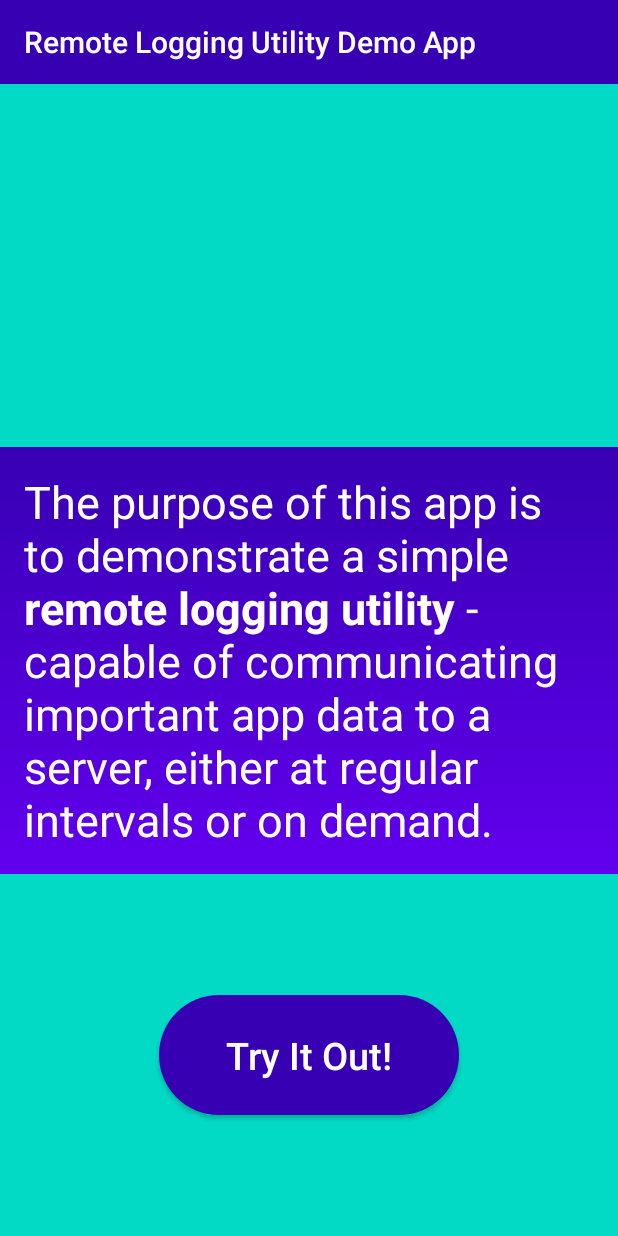
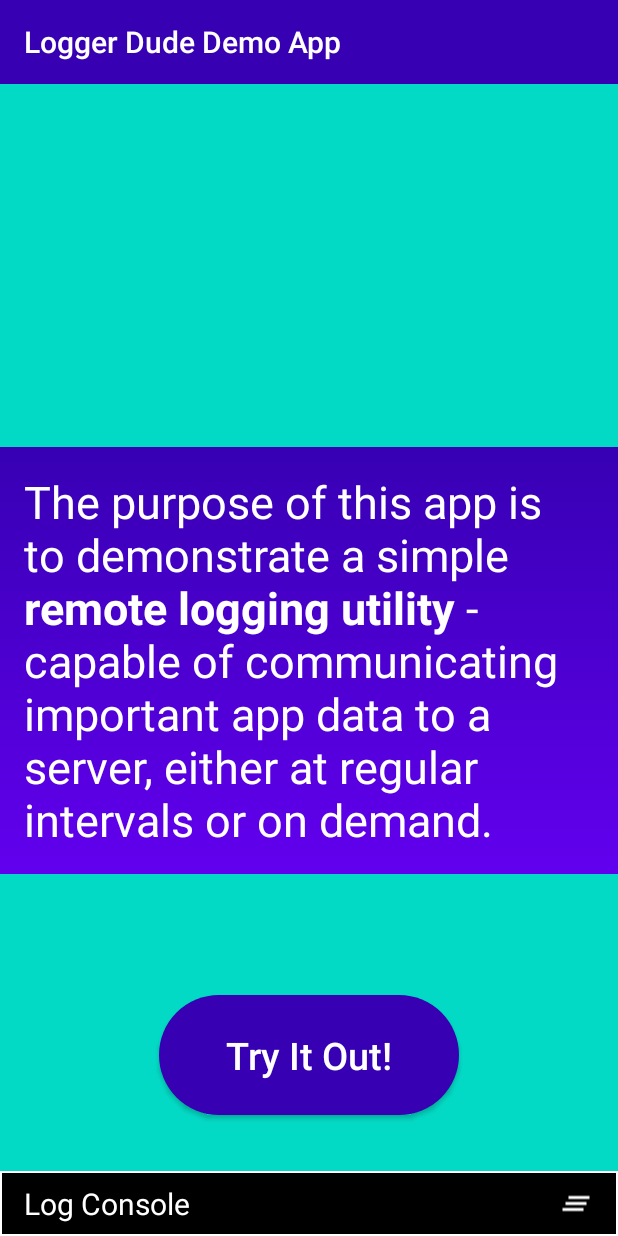
Before and after one commit to august-gruneisen/LoggerDude, an Android app: the screen it shows after launch (MainActivity), on a phone screen of 412 x 824 dp. Run offline under Robolectric (Android 15) with nearby library versions, the phone set to English and light mode, and no system bars; our stand-ins replace Room's generated code, data binding; 1 statement that could not run was skipped.

Commit message:
add ConsoleFragment.kt

```diff
--- /dev/null
+++ b/app/src/main/java/com/augustg/rluda/ConsoleFragment.kt
@@ -0,0 +1,73 @@
+package com.augustg.rluda
+
+import android.os.Bundle
+import android.text.method.ScrollingMovementMethod
+import android.view.LayoutInflater
+import android.view.View
+import android.view.ViewGroup
+import androidx.fragment.app.Fragment
+import androidx.lifecycle.Observer
+import com.augustg.rluda.databinding.FragmentConsoleBinding
+import com.augustg.rluda.library.Log
+import com.augustg.rluda.library.StorageAccessor
+import com.augustg.rluda.util.toggleVisibility
+
+class ConsoleFragment : Fragment() {
+
+    private lateinit var binding: FragmentConsoleBinding
+
+    var open = false
+
+    override fun onCreateView(
+        inflater: LayoutInflater,
+        container: ViewGroup?,
+        savedInstanceState: Bundle?
+    ): View? {
+        binding = FragmentConsoleBinding.inflate(inflater, container, false)
+        return binding.root
+    }
+
+    override fun onActivityCreated(savedInstanceState: Bundle?) {
+        super.onActivityCreated(savedInstanceState)
+
+        binding.consoleText.apply {
+            movementMethod = ScrollingMovementMethod()
+            setOnClickListener {
+                StorageAccessor.storeLog("Clicked on Log Console")
+            }
+        }
+
+        binding.consoleMenu.setOnClickListener {
+            toggleConsoleVisibility()
+        }
+
+        binding.clearAllButton.setOnClickListener {
+            StorageAccessor.clearLogs()
+            StorageAccessor.storeLog("Cleared Logs")
+        }
+
+        StorageAccessor.observeLogs().observe(viewLifecycleOwner, Observer { logs ->
+            formatAndDisplay(logs)
+        })
+    }
+
+    private fun formatAndDisplay(logs: List<Log>) {
+        binding.consoleText.text = ""
+        binding.consoleText.append(
+            logs.joinToString("\n") { log ->
+                "${log.time.toString().substring(11)}: ${log.message}"
+            }
+        )
+    }
+
+    private fun toggleConsoleVisibility() {
+        if (open) {
+            open = false
+            StorageAccessor.storeLog("Closed Log Console")
+        } else {
+            open = true
+            StorageAccessor.storeLog("Opened Log Console")
+        }
+        binding.consoleText.toggleVisibility()
+    }
+}
--- /dev/null
+++ b/app/src/main/res/drawable/console_background.xml
@@ -0,0 +1,7 @@
+<?xml version="1.0" encoding="utf-8"?>
+<shape xmlns:android="http://schemas.android.com/apk/res/android">
+    <solid android:color="@android:color/black" />
+    <stroke
+        android:width="1dp"
+        android:color="@android:color/white" />
+</shape>
--- /dev/null
+++ b/app/src/main/res/drawable/ic_clear_all.xml
@@ -0,0 +1,5 @@
+<vector android:height="24dp" android:tint="#FFFFFF"
+    android:viewportHeight="24" android:viewportWidth="24"
+    android:width="24dp" xmlns:android="http://schemas.android.com/apk/res/android">
+    <path android:fillColor="#FFFFFF" android:pathData="M5,13h14v-2L5,11v2zM3,17h14v-2L3,15v2zM7,7v2h14L21,7L7,7z"/>
+</vector>
--- a/app/src/main/res/layout/activity_main.xml
+++ b/app/src/main/res/layout/activity_main.xml
@@ -1,31 +1,48 @@
 <?xml version="1.0" encoding="utf-8"?>
 <layout xmlns:android="http://schemas.android.com/apk/res/android"
-    xmlns:app="http://schemas.android.com/apk/res-auto">
+    xmlns:app="http://schemas.android.com/apk/res-auto"
+    xmlns:tools="http://schemas.android.com/tools">
 
-    <LinearLayout
+    <androidx.constraintlayout.widget.ConstraintLayout
+        android:id="@+id/linearLayout"
         android:layout_width="match_parent"
         android:layout_height="match_parent"
         android:background="@color/colorAccent"
-        android:orientation="vertical">
+        tools:context=".MainActivity">
 
         <androidx.appcompat.widget.Toolbar
             android:id="@+id/toolbar"
-            android:layout_width="match_parent"
+            android:layout_width="0dp"
             android:layout_height="wrap_content"
-            android:layout_weight="0"
             android:background="?attr/colorPrimaryDark"
             android:minHeight="?attr/actionBarSize"
             android:theme="?attr/actionBarTheme"
+            app:layout_constraintBottom_toTopOf="@+id/navHostFragment"
+            app:layout_constraintEnd_toEndOf="parent"
+            app:layout_constraintStart_toStartOf="parent"
+            app:layout_constraintTop_toTopOf="parent"
             app:title="@string/app_name"
             app:titleTextColor="@android:color/white" />
 
         <androidx.fragment.app.FragmentContainerView
             android:id="@+id/navHostFragment"
             android:name="androidx.navigation.fragment.NavHostFragment"
-            android:layout_width="match_parent"
+            android:layout_width="0dp"
+            android:layout_height="0dp"
+            app:defaultNavHost="true"
+            app:layout_constraintBottom_toBottomOf="parent"
+            app:layout_constraintEnd_toEndOf="parent"
+            app:layout_constraintStart_toStartOf="parent"
+            app:layout_constraintTop_toBottomOf="@+id/toolbar"
+            app:navGraph="@navigation/nav_main" />
+
+        <androidx.fragment.app.FragmentContainerView
+            android:id="@+id/consoleFragment"
+            android:name="com.augustg.rluda.ConsoleFragment"
+            android:layout_width="0dp"
             android:layout_height="wrap_content"
-            android:layout_weight="1"
-            app:defaultNavHost="true"
-            app:navGraph="@navigation/nav_main" />
-    </LinearLayout>
+            app:layout_constraintBottom_toBottomOf="parent"
+            app:layout_constraintEnd_toEndOf="parent"
+            app:layout_constraintStart_toStartOf="parent" />
+    </androidx.constraintlayout.widget.ConstraintLayout>
 </layout>
--- /dev/null
+++ b/app/src/main/res/layout/fragment_console.xml
@@ -0,0 +1,55 @@
+<?xml version="1.0" encoding="utf-8"?>
+<layout xmlns:android="http://schemas.android.com/apk/res/android"
+    xmlns:app="http://schemas.android.com/apk/res-auto"
+    xmlns:tools="http://schemas.android.com/tools">
+
+    <LinearLayout
+        android:id="@+id/console"
+        android:layout_width="match_parent"
+        android:layout_height="wrap_content"
+        android:background="@drawable/console_background"
+        android:orientation="vertical"
+        app:layout_constraintBottom_toBottomOf="parent"
+        app:layout_constraintEnd_toEndOf="parent"
+        app:layout_constraintStart_toStartOf="parent"
+        tools:context=".ConsoleFragment">
+
+        <LinearLayout
+            android:id="@+id/consoleMenu"
+            android:layout_width="match_parent"
+            android:layout_height="wrap_content"
+            android:background="@drawable/console_background"
+            android:orientation="horizontal"
+            android:padding="8dp">
+
+            <TextView
+                android:layout_width="0dp"
+                android:layout_height="wrap_content"
+                android:layout_gravity="start"
+                android:layout_marginStart="8dp"
+                android:layout_weight="1"
+                android:text="@string/console_toolbar_title_text"
+                android:textColor="@android:color/white"
+                android:textSize="20sp" />
+
+            <ImageView
+                android:id="@+id/clearAllButton"
+                android:layout_width="wrap_content"
+                android:layout_height="match_parent"
+                android:layout_marginEnd="8dp"
+                android:contentDescription="@string/clear_all_content_description"
+                android:src="@drawable/ic_clear_all" />
+        </LinearLayout>
+
+        <TextView
+            android:id="@+id/consoleText"
+            android:layout_width="match_parent"
+            android:layout_height="150dp"
+            android:layout_margin="16dp"
+            android:gravity="bottom"
+            android:visibility="gone"
+            tools:visibility="visible"
+            android:textColor="@android:color/white"
+            android:textSize="16sp" />
+    </LinearLayout>
+</layout>
--- a/app/src/main/res/navigation/nav_main.xml
+++ b/app/src/main/res/navigation/nav_main.xml
@@ -9,5 +9,5 @@
         android:id="@+id/appPurposeFragment"
         android:name="com.augustg.rluda.AppPurposeFragment"
         android:label="AppPurposeFragment"
-        tools:layout="@layout/fragment_app_purpose"/>
+        tools:layout="@layout/fragment_app_purpose" />
 </navigation>
--- a/app/src/main/res/values/strings.xml
+++ b/app/src/main/res/values/strings.xml
@@ -1,5 +1,7 @@
 <resources>
-    <string name="app_name">Remote Logging Utility Demo App</string>
+    <string name="app_name">Logger Dude Demo App</string>
     <string name="app_purpose_text">The purpose of this app is to demonstrate a simple <b>remote logging utility</b> - capable of communicating important app data to a server, either at regular intervals or on demand.</string>
     <string name="start_button_text">Try It Out!</string>
+    <string name="console_toolbar_title_text">Log Console</string>
+    <string name="clear_all_content_description">clear all</string>
 </resources>
```
